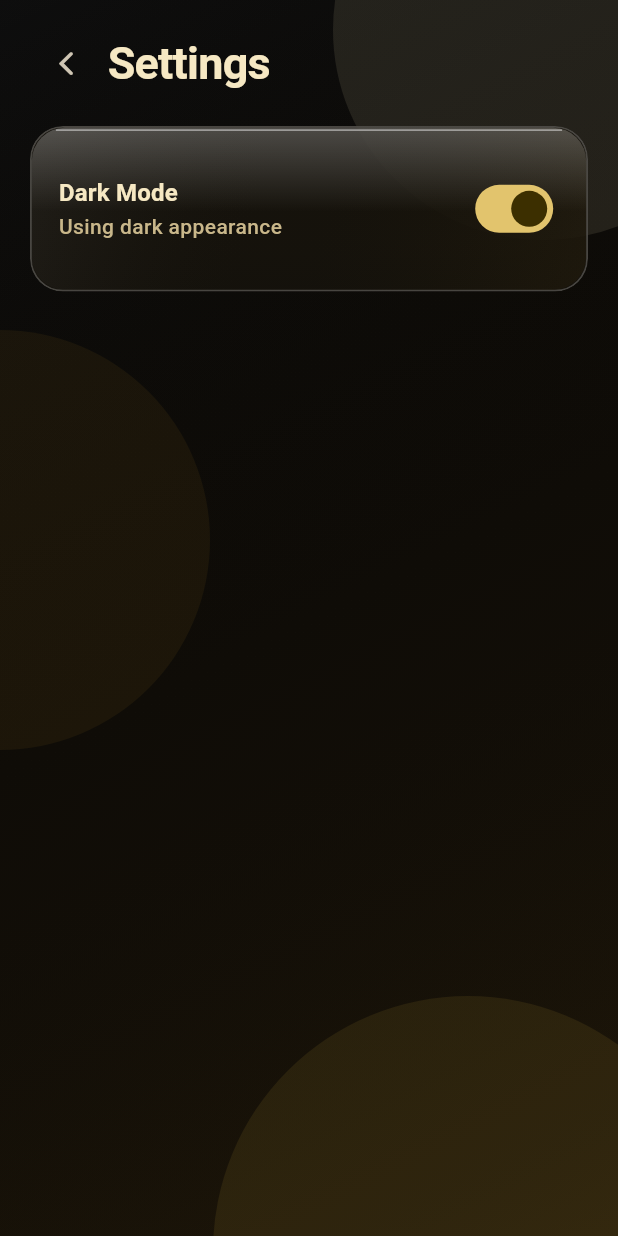
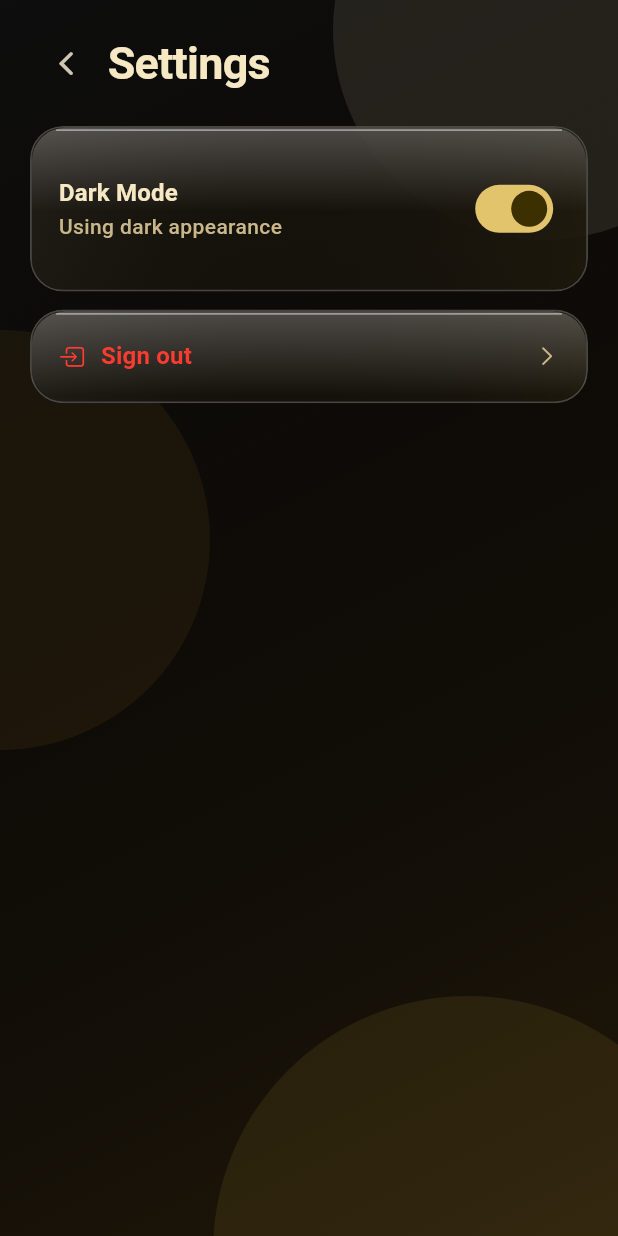
Before and after one commit to MuhaiminRoshaizad/SelawatHub, a Flutter app: the SettingsPage screen opened directly, after a tap on "Dark Mode", on a phone screen of 412 x 824 dp. Run offline on Flutter 3.47's test engine with Material 3 defaults, Android fonts, the phone set to English and light mode, and no system bars.

Commit message:
feat: implement horizontal swipe to navigate between dashboard page

```diff
--- a/lib/app/app_shell.dart
+++ b/lib/app/app_shell.dart
@@ -3,6 +3,7 @@ import 'dart:ui';
 import 'package:flutter/cupertino.dart';
 import 'package:flutter/material.dart';
 import 'package:selawathub/core/theme/colors.dart';
+import 'package:selawathub/core/widgets/app_background.dart';
 import 'package:selawathub/features/analytics/presentation/pages/analytics_page.dart';
 import 'package:selawathub/features/counter/presentation/pages/counter_page.dart';
 import 'package:selawathub/features/group/presentation/pages/group_page.dart';
@@ -17,6 +18,7 @@ class AppShell extends StatefulWidget {
 
 class _AppShellState extends State<AppShell> {
   int _index = 0;
+  late final PageController _pageController;
 
   static const List<Widget> _pages = <Widget>[
     CounterPage(),
@@ -50,22 +52,42 @@ class _AppShellState extends State<AppShell> {
   ];
 
   @override
+  void initState() {
+    super.initState();
+    _pageController = PageController(initialPage: _index);
+  }
+
+  @override
+  void dispose() {
+    _pageController.dispose();
+    super.dispose();
+  }
+
+  void _onTabTapped(int value) {
+    if (value == _index) {
+      return;
+    }
+    _pageController.animateToPage(
+      value,
+      duration: const Duration(milliseconds: 260),
+      curve: Curves.easeOutCubic,
+    );
+  }
+
+  @override
   Widget build(BuildContext context) {
     final bool isDark = Theme.of(context).brightness == Brightness.dark;
 
     return Scaffold(
       extendBody: true,
-      body: IndexedStack(index: _index, children: _pages),
-      floatingActionButton: _index == 3
-          ? _LiquidSignOutButton(
-              onPressed: () {
-                ScaffoldMessenger.of(context).showSnackBar(
-                  const SnackBar(content: Text('Sign out tapped')),
-                );
-              },
-            )
-          : null,
-      floatingActionButtonLocation: FloatingActionButtonLocation.endFloat,
+      body: AppBackground(
+        child: PageView(
+          controller: _pageController,
+          physics: const BouncingScrollPhysics(),
+          onPageChanged: (value) => setState(() => _index = value),
+          children: _pages,
+        ),
+      ),
       bottomNavigationBar: SafeArea(
         top: false,
         child: Padding(
@@ -74,63 +96,7 @@ class _AppShellState extends State<AppShell> {
             currentIndex: _index,
             tabs: _tabs,
             isDark: isDark,
-            onTap: (value) => setState(() => _index = value),
-          ),
-        ),
-      ),
-    );
-  }
-}
-
-class _LiquidSignOutButton extends StatelessWidget {
-  const _LiquidSignOutButton({required this.onPressed});
-
-  final VoidCallback onPressed;
-
-  @override
-  Widget build(BuildContext context) {
-    final bool isDark = Theme.of(context).brightness == Brightness.dark;
-
-    return ClipRRect(
-      borderRadius: BorderRadius.circular(22),
-      child: BackdropFilter(
-        filter: ImageFilter.blur(sigmaX: 20, sigmaY: 20),
-        child: Material(
-          color: isDark
-              ? AppColors.navGlassDark.withValues(alpha: 0.78)
-              : AppColors.navGlassLight.withValues(alpha: 0.82),
-          shape: RoundedRectangleBorder(
-            borderRadius: BorderRadius.circular(22),
-            side: BorderSide(
-              color: AppColors.white.withValues(alpha: isDark ? 0.2 : 0.78),
-              width: 1.1,
-            ),
-          ),
-          child: InkWell(
-            onTap: onPressed,
-            borderRadius: BorderRadius.circular(22),
-            child: Padding(
-              padding: const EdgeInsets.symmetric(horizontal: 14, vertical: 12),
-              child: Row(
-                mainAxisSize: MainAxisSize.min,
-                children: [
-                  Icon(
-                    CupertinoIcons.square_arrow_right,
-                    color: AppColors.danger,
-                    size: 18,
-                  ),
-                  const SizedBox(width: 8),
-                  Text(
-                    'Sign out',
-                    style: TextStyle(
-                      fontSize: 13,
-                      fontWeight: FontWeight.w700,
-                      color: isDark ? AppColors.darkInk : AppColors.ink,
-                    ),
-                  ),
-                ],
-              ),
-            ),
+            onTap: _onTabTapped,
           ),
         ),
       ),
--- a/lib/features/analytics/presentation/pages/analytics_page.dart
+++ b/lib/features/analytics/presentation/pages/analytics_page.dart
@@ -1,7 +1,6 @@
 import 'package:flutter/cupertino.dart';
 import 'package:flutter/material.dart';
 import 'package:selawathub/core/theme/colors.dart';
-import 'package:selawathub/core/widgets/app_background.dart';
 import 'package:selawathub/core/widgets/blur_card.dart';
 
 class AnalyticsPage extends StatelessWidget {
@@ -9,8 +8,7 @@ class AnalyticsPage extends StatelessWidget {
 
   @override
   Widget build(BuildContext context) {
-    return AppBackground(
-      child: ListView(
+    return ListView(
       padding: const EdgeInsets.fromLTRB(20, 18, 20, 24),
       children: [
         Text('Analytics', style: Theme.of(context).textTheme.headlineMedium),
@@ -54,7 +52,6 @@ class AnalyticsPage extends StatelessWidget {
           ),
         ),
       ],
-      ),
     );
   }
 }
--- a/lib/features/counter/presentation/pages/counter_page.dart
+++ b/lib/features/counter/presentation/pages/counter_page.dart
@@ -1,6 +1,5 @@
 import 'package:flutter/material.dart';
 import 'package:selawathub/core/theme/colors.dart';
-import 'package:selawathub/core/widgets/app_background.dart';
 import 'package:selawathub/core/widgets/blur_card.dart';
 
 class CounterPage extends StatelessWidget {
@@ -10,8 +9,7 @@ class CounterPage extends StatelessWidget {
   Widget build(BuildContext context) {
     final TextTheme textTheme = Theme.of(context).textTheme;
 
-    return AppBackground(
-      child: ListView(
+    return ListView(
       padding: const EdgeInsets.fromLTRB(20, 18, 20, 24),
       children: [
         Text('Tasbih Counter', style: textTheme.headlineMedium),
@@ -43,7 +41,6 @@ class CounterPage extends StatelessWidget {
           ],
         ),
       ],
-      ),
     );
   }
 }
--- a/lib/features/group/presentation/pages/group_page.dart
+++ b/lib/features/group/presentation/pages/group_page.dart
@@ -1,5 +1,4 @@
 import 'package:flutter/material.dart';
-import 'package:selawathub/core/widgets/app_background.dart';
 import 'package:selawathub/core/widgets/blur_card.dart';
 
 class GroupPage extends StatelessWidget {
@@ -9,8 +8,7 @@ class GroupPage extends StatelessWidget {
   Widget build(BuildContext context) {
     final TextTheme textTheme = Theme.of(context).textTheme;
 
-    return AppBackground(
-      child: ListView(
+    return ListView(
       padding: const EdgeInsets.fromLTRB(20, 18, 20, 24),
       children: [
         Text('Group Progress', style: textTheme.headlineMedium),
@@ -44,7 +42,6 @@ class GroupPage extends StatelessWidget {
           ),
         ),
       ],
-      ),
     );
   }
 }
--- a/lib/features/profile/presentation/pages/profile_page.dart
+++ b/lib/features/profile/presentation/pages/profile_page.dart
@@ -1,6 +1,5 @@
 import 'package:flutter/cupertino.dart';
 import 'package:flutter/material.dart';
-import 'package:selawathub/core/widgets/app_background.dart';
 import 'package:selawathub/core/widgets/blur_card.dart';
 import 'package:selawathub/features/settings/presentation/pages/settings_page.dart';
 
@@ -9,8 +8,7 @@ class ProfilePage extends StatelessWidget {
 
   @override
   Widget build(BuildContext context) {
-    return AppBackground(
-      child: ListView(
+    return ListView(
       padding: const EdgeInsets.fromLTRB(20, 18, 20, 120),
       children: [
         Row(
@@ -71,7 +69,6 @@ class ProfilePage extends StatelessWidget {
           ),
         ),
       ],
-      ),
     );
   }
 }
--- a/lib/features/settings/presentation/pages/settings_page.dart
+++ b/lib/features/settings/presentation/pages/settings_page.dart
@@ -1,8 +1,10 @@
 import 'package:flutter/cupertino.dart';
 import 'package:flutter/material.dart';
+import 'package:selawathub/core/theme/colors.dart';
 import 'package:selawathub/core/theme/theme_controller.dart';
 import 'package:selawathub/core/widgets/app_background.dart';
 import 'package:selawathub/core/widgets/blur_card.dart';
+import 'package:selawathub/features/auth/presentation/pages/auth_gate_page.dart';
 
 class SettingsPage extends StatelessWidget {
   const SettingsPage({super.key});
@@ -54,9 +56,97 @@ class SettingsPage extends StatelessWidget {
                 },
               ),
             ),
+            const SizedBox(height: 12),
+            BlurCard(
+              child: InkWell(
+                borderRadius: BorderRadius.circular(16),
+                onTap: () => _onSignOutPressed(context),
+                child: Row(
+                  children: [
+                    Icon(
+                      CupertinoIcons.square_arrow_right,
+                      color: AppColors.danger,
+                      size: 18,
+                    ),
+                    const SizedBox(width: 10),
+                    Expanded(
+                      child: Text(
+                        'Sign out',
+                        style: Theme.of(context).textTheme.titleMedium?.copyWith(
+                              color: AppColors.danger,
+                            ),
+                      ),
+                    ),
+                    Icon(
+                      CupertinoIcons.chevron_right,
+                      size: 16,
+                      color: Theme.of(context).textTheme.bodyMedium?.color,
+                    ),
+                  ],
+                ),
+              ),
+            ),
           ],
         ),
       ),
     );
   }
+
+  Future<void> _onSignOutPressed(BuildContext context) async {
+    final bool confirmed = await _confirmSignOut(context);
+    if (!confirmed || !context.mounted) {
+      return;
+    }
+
+    Navigator.of(context, rootNavigator: true).pushAndRemoveUntil(
+      MaterialPageRoute<void>(
+        builder: (_) => const AuthGatePage(),
+      ),
+      (_) => false,
+    );
+  }
+
+  Future<bool> _confirmSignOut(BuildContext context) async {
+    final TargetPlatform platform = Theme.of(context).platform;
+    if (platform == TargetPlatform.iOS || platform == TargetPlatform.macOS) {
+      final bool? result = await showCupertinoDialog<bool>(
+        context: context,
+        builder: (context) => CupertinoAlertDialog(
+          title: const Text('Sign out?'),
+          content: const Text('You will need to sign in again to continue.'),
+          actions: [
+            CupertinoDialogAction(
+              onPressed: () => Navigator.of(context).pop(false),
+              child: const Text('Cancel'),
+            ),
+            CupertinoDialogAction(
+              isDestructiveAction: true,
+              onPressed: () => Navigator.of(context).pop(true),
+              child: const Text('Sign out'),
+            ),
+          ],
+        ),
+      );
+      return result ?? false;
+    }
+
+    final bool? result = await showDialog<bool>(
+      context: context,
+      builder: (context) => AlertDialog(
+        title: const Text('Sign out?'),
+        content: const Text('You will need to sign in again to continue.'),
+        actions: [
+          TextButton(
+            onPressed: () => Navigator.of(context).pop(false),
+            child: const Text('Cancel'),
+          ),
+          TextButton(
+            onPressed: () => Navigator.of(context).pop(true),
+            child: const Text('Sign out'),
+          ),
+        ],
+      ),
+    );
+    return result ?? false;
+  }
 }
```
Lines whose indentation alone changed are shown as unchanged.
